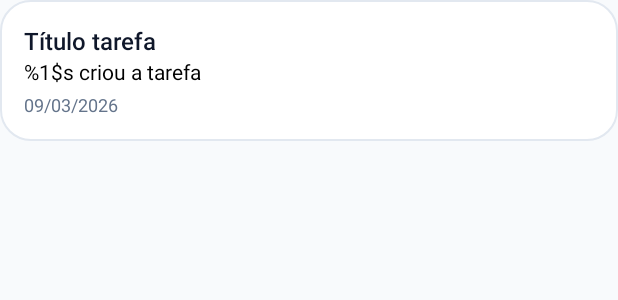
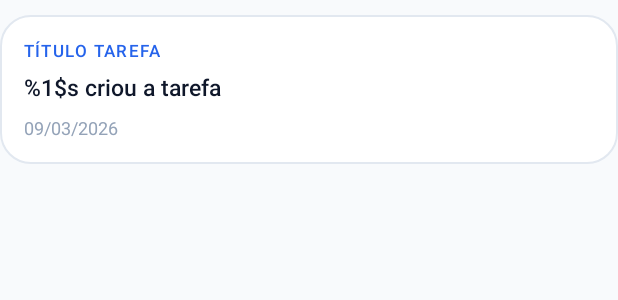
Before and after one commit to raphaeltake/kotlin---topicos-especiais, an Android app: the layout item_history_entry.xml on its own in the app's theme, with its tools: preview values and no code run, on a phone screen of 412 x 824 dp. Shown: the top 300 px of the screen. Run offline under Robolectric (Android 15) with nearby library versions, the phone set to English and light mode, and no system bars.

```diff
--- a/syncro-kotlin/app/src/main/res/layout/activity_notifications.xml
+++ b/syncro-kotlin/app/src/main/res/layout/activity_notifications.xml
@@ -37,6 +37,7 @@
             android:paddingBottom="24dp">
 
             <TextView
+                android:id="@+id/tvNotificationsSubtitle"
                 style="@style/Screen.Body"
                 android:text="@string/screen_notifications_subtitle" />
 
--- a/syncro-kotlin/app/src/main/res/layout/activity_task_history.xml
+++ b/syncro-kotlin/app/src/main/res/layout/activity_task_history.xml
@@ -43,6 +43,7 @@
             android:paddingBottom="24dp">
 
             <LinearLayout
+                android:id="@+id/historySubtitleCard"
                 android:layout_width="match_parent"
                 android:layout_height="wrap_content"
                 android:layout_marginTop="4dp"
--- a/syncro-kotlin/app/src/main/res/layout/item_history_entry.xml
+++ b/syncro-kotlin/app/src/main/res/layout/item_history_entry.xml
@@ -5,32 +5,40 @@
     xmlns:tools="http://schemas.android.com/tools"
     android:layout_width="match_parent"
     android:layout_height="wrap_content"
-    android:layout_marginBottom="12dp"
+    android:layout_marginTop="10dp"
     android:background="@drawable/bg_card"
     android:orientation="vertical"
     android:padding="16dp">
 
     <TextView
         android:id="@+id/tvHistoryTask"
-        style="@style/Screen.Label"
+        style="@style/Screen.Overline"
+        android:layout_marginBottom="6dp"
+        android:textColor="@color/blue"
+        android:textSize="11sp"
         tools:text="@string/screen_task_title" />
 
     <TextView
         android:id="@+id/tvHistoryAction"
-        style="@style/Screen.Body"
-        android:textColor="@color/black"
+        style="@style/Screen.Label"
+        android:textSize="15sp"
         tools:text="@string/history_task_created" />
 
     <TextView
         android:id="@+id/tvHistoryDetail"
         style="@style/Screen.Body"
-        android:layout_marginTop="4dp"
+        android:layout_marginTop="8dp"
+        android:background="@drawable/bg_card_soft"
+        android:padding="12dp"
+        android:textColor="@color/text_primary"
+        android:textSize="13sp"
         android:visibility="gone" />
 
     <TextView
         android:id="@+id/tvHistoryDate"
         style="@style/Screen.Body"
-        android:layout_marginTop="4dp"
+        android:layout_marginTop="8dp"
+        android:textColor="@color/text_muted"
         android:textSize="12sp"
         tools:text="@string/screen_sample_date" />
 </LinearLayout>
```
Also changed, not shown: syncro-kotlin/app/src/main/java/br/com/fatec/syncro/WorkspaceActivity.kt (+27 -14 lines), syncro-kotlin/app/src/main/res/layout/item_notification.xml (+38 -25 lines).
